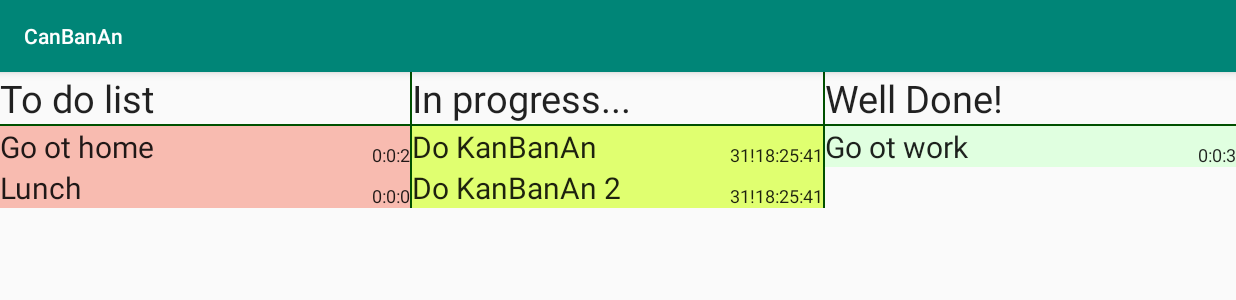
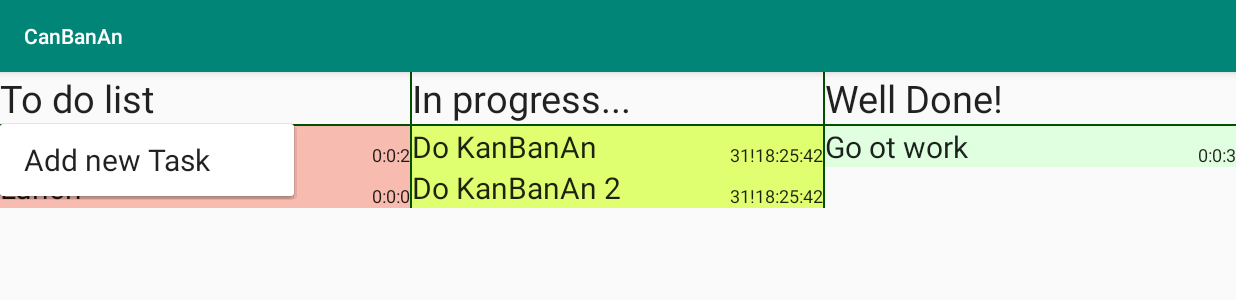
Before and after one commit to olegdoncovg/KanBanAn, an Android app: the screen it shows after launch (MainActivity), after a tap on "To do list", on a phone screen of 824 x 412 dp (held sideways). Shown: the top 300 px of the screen. Run offline under Robolectric (Android 15) with nearby library versions, the phone set to English and light mode, and no system bars.

Commit message:
Facke menu with "Add item" text

```diff
--- a/CanBanAn/app/src/main/java/com/effective/canbanan/viewmodel/Dropper.java
+++ b/CanBanAn/app/src/main/java/com/effective/canbanan/viewmodel/Dropper.java
@@ -1,7 +1,14 @@
 package com.effective.canbanan.viewmodel;
 
+import android.app.Activity;
+import android.content.Context;
 import android.util.Log;
+import android.view.ContextThemeWrapper;
+import android.view.View;
 import android.view.ViewGroup;
+import android.widget.PopupMenu;
+
+import androidx.annotation.NonNull;
 
 import com.effective.canbanan.BuildConfig;
 import com.effective.canbanan.R;
@@ -36,22 +43,52 @@ public class Dropper {
 //        this.dropItemSurface.setOnTouchListener(onTouchListener);
 
         parentView.findViewById(R.id.header_to_do_list).setOnClickListener(v -> {
-            changeTaskCategory(TaskStatus.TO_DO);
+            onClickTaskCategory(v, TaskStatus.TO_DO);
         });
 
         parentView.findViewById(R.id.header_in_progress).setOnClickListener(v -> {
-            changeTaskCategory(TaskStatus.IN_PROGRESS);
+            onClickTaskCategory(v, TaskStatus.IN_PROGRESS);
         });
 
         parentView.findViewById(R.id.header_well_done).setOnClickListener(v -> {
-            changeTaskCategory(TaskStatus.DONE);
+            onClickTaskCategory(v, TaskStatus.DONE);
         });
     }
 
-    private void changeTaskCategory(TaskStatus status) {
-        if (state != DropState.HOVERING) {
+    private void onClickTaskCategory(View v, TaskStatus status) {
+        if (v == null) {
+            Log.e(TAG, "onClickTaskCategory: v=null");
             return;
         }
+        if (state == DropState.HOVERING) {
+            changeTaskCategory(status);
+        } else {
+            showPopupMenu(v, status);
+        }
+    }
+
+
+    private void showPopupMenu(@NonNull View v, TaskStatus status) {
+        Activity activity = (Activity) v.getContext();
+        if (activity == null) {
+            Log.e(TAG, "showPopupMenu: activity=null");
+            return;
+        }
+
+        Context wrapper = new ContextThemeWrapper(activity, R.style.popup_menu_style);
+        PopupMenu popupMenu = new PopupMenu(wrapper, v);
+        popupMenu.inflate(R.menu.header_menu);
+        popupMenu.setOnMenuItemClickListener(item -> {
+            if (item.getItemId() == R.id.item1) {
+                //TODO do some
+                return true;
+            }
+            return false;
+        });
+        popupMenu.show();
+    }
+
+    private void changeTaskCategory(TaskStatus status) {
         state = DropState.PUT_IN_NEW_AREA;
 
         if (TasksDataModel.instance.changeTaskCategory(catchedTaskItem, status)) {
--- /dev/null
+++ b/CanBanAn/app/src/main/res/menu/header_menu.xml
@@ -0,0 +1,8 @@
+<?xml version="1.0" encoding="utf-8"?>
+<menu xmlns:android="http://schemas.android.com/apk/res/android"
+    xmlns:app="http://schemas.android.com/apk/res-auto">
+    <item
+        android:id="@+id/item1"
+        android:title="@string/add_item"
+        app:showAsAction="always" />
+</menu>
--- a/CanBanAn/app/src/main/res/values/strings.xml
+++ b/CanBanAn/app/src/main/res/values/strings.xml
@@ -3,4 +3,5 @@
     <string name="to_do_list">To do list</string>
     <string name="in_progress">In progress...</string>
     <string name="well_done">Well Done!</string>
+    <string name="add_item">Add new Task</string>
 </resources>
--- a/CanBanAn/app/src/main/res/values/styles.xml
+++ b/CanBanAn/app/src/main/res/values/styles.xml
@@ -24,4 +24,10 @@
         <item name="android:textSize">12sp</item>
     </style>
 
+    <style name="popup_menu_style" parent="Theme.AppCompat.DayNight.Dialog.Alert">
+        <item name="android:fontFamily">sec-roboto-regular</item>
+        <item name="android:textSize">20sp</item>
+        <item name="android:textAlignment">viewStart</item>
+    </style>
+
 </resources>
```
